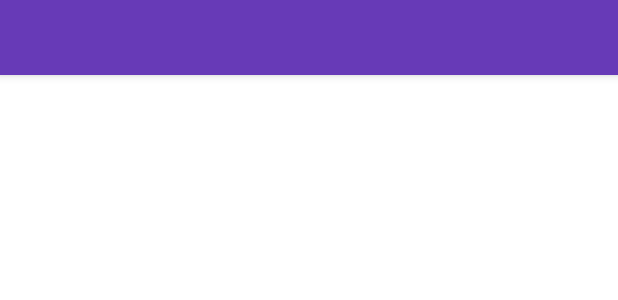
After one commit to uttaparsa/Countdown-live-wallpaper, an Android app: the layout big_toolbar.xml on its own in the app's theme, with its tools: preview values and no code run, on a phone screen of 412 x 824 dp. The commit adds this screen. Shown: the top 300 px of the screen. Run offline under Robolectric (Android 15) with nearby library versions, the phone set to English and light mode, and no system bars.

Commit message:
minor ui improvements

```diff
--- /dev/null
+++ b/app/src/main/java/com/pfoss/countdownlivewallpaper/activities/TimerListAdapter.java
@@ -0,0 +1,4 @@
+package com.pfoss.countdownlivewallpaper.activities;
+
+public class TimerListAdapter {
+}
--- /dev/null
+++ b/app/src/main/java/com/pfoss/countdownlivewallpaper/themes/PaintStyle.java
@@ -0,0 +1,4 @@
+package com.pfoss.countdownlivewallpaper.themes;
+
+public class PaintStyle {
+}
--- /dev/null
+++ b/app/src/main/java/com/pfoss/countdownlivewallpaper/utils/AppStatic.java
@@ -0,0 +1,4 @@
+package com.pfoss.countdownlivewallpaper.utils;
+
+public class AppStatic {
+}
--- /dev/null
+++ b/app/src/main/res/drawable/rounded_corner.xml
@@ -0,0 +1,4 @@
+<?xml version="1.0" encoding="utf-8"?>
+<selector xmlns:android="http://schemas.android.com/apk/res/android">
+
+</selector>
--- /dev/null
+++ b/app/src/main/res/drawable/shadow_background.xml
@@ -0,0 +1,4 @@
+<?xml version="1.0" encoding="utf-8"?>
+<selector xmlns:android="http://schemas.android.com/apk/res/android">
+
+</selector>
--- a/app/src/main/res/layout/activity_timer_list.xml
+++ b/app/src/main/res/layout/activity_timer_list.xml
@@ -1,5 +1,5 @@
 <?xml version="1.0" encoding="utf-8"?>
-<androidx.constraintlayout.widget.ConstraintLayout xmlns:android="http://schemas.android.com/apk/res/android"
+<RelativeLayout xmlns:android="http://schemas.android.com/apk/res/android"
     xmlns:app="http://schemas.android.com/apk/res-auto"
     xmlns:tools="http://schemas.android.com/tools"
     android:layout_width="match_parent"
@@ -21,4 +21,4 @@
 
     </ListView>
   />
-</androidx.constraintlayout.widget.ConstraintLayout>
+</RelativeLayout>
--- /dev/null
+++ b/app/src/main/res/layout/big_toolbar.xml
@@ -0,0 +1,14 @@
+<?xml version="1.0" encoding="utf-8"?>
+<androidx.appcompat.widget.Toolbar xmlns:android="http://schemas.android.com/apk/res/android"
+    xmlns:app="http://schemas.android.com/apk/res-auto"
+    android:id="@+id/toolbar"
+    android:layout_width="match_parent"
+    android:layout_height="50dp"
+    android:background="@color/colorPrimary"
+    android:elevation="4dp"
+    android:minHeight="100dp"
+    android:gravity="start"
+    android:theme="@style/ThemeOverlay.AppCompat.Dark.ActionBar"
+    app:popupTheme="@style/Theme.AppCompat.Light">
+
+</androidx.appcompat.widget.Toolbar>
```
Also changed, not shown: app/src/main/res/drawable/ic_baseline_calendar_today_24.xml (added, +10 -0 lines), app/src/main/res/drawable/ic_baseline_colorize_24.xml (added, +10 -0 lines), app/src/main/res/drawable/ic_baseline_photo_24.xml (added, +10 -0 lines), app/src/main/res/layout/item_timer_list.xml (added, +46 -0 lines).
